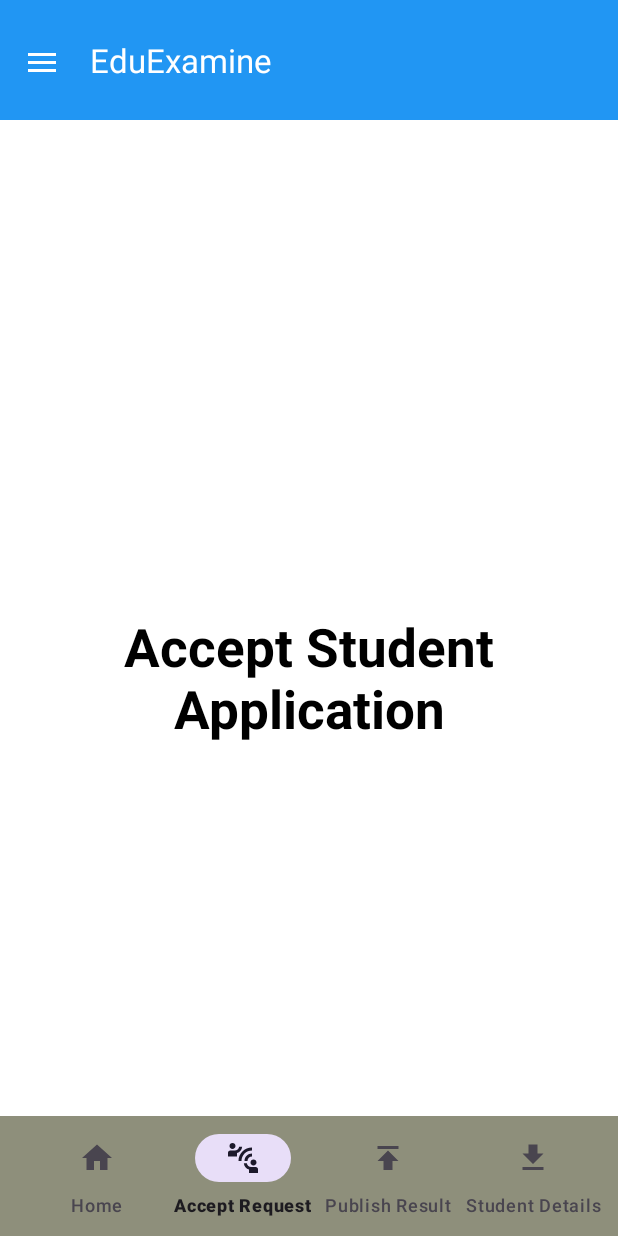
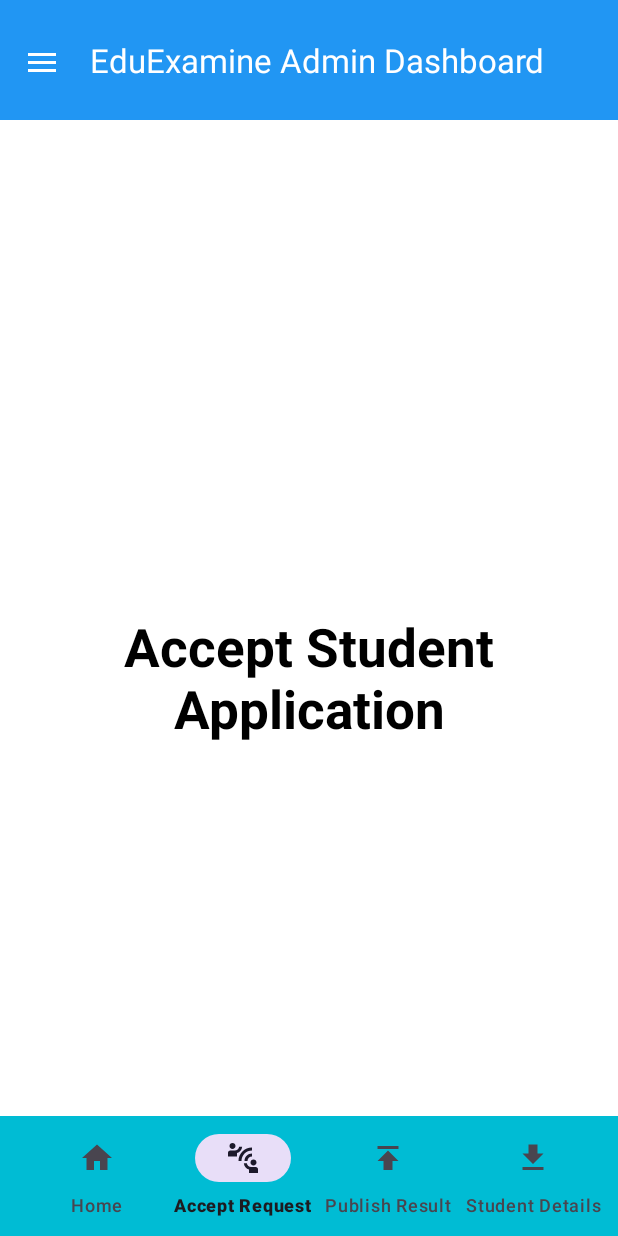
Before and after one commit to Rashmi-2005-Ranjan/Edu_Examine, an Android app: the adminHome screen opened directly, with no data from a screen before it, item 2 of the bottom bar chosen, on a phone screen of 412 x 824 dp. Run offline under Robolectric (Android 15) with nearby library versions, the phone set to English and light mode, and no system bars; our stand-ins replace Firebase (no records; nobody signed in at launch, a user with empty details on screens opened directly); Roboto replaces fonts that are not available here.

```diff
--- a/app/src/main/res/layout/activity_admin_home.xml
+++ b/app/src/main/res/layout/activity_admin_home.xml
@@ -25,7 +25,7 @@
             android:theme="@style/ThemeOverlay.AppCompat.Dark.ActionBar"
             app:navigationIcon="@drawable/ic_menu"
             app:popupTheme="@style/ThemeOverlay.AppCompat.Light"
-            app:title="EduExamine" /> <!-- Optional: Set the title for the toolbar -->
+            app:title="EduExamine Admin Dashboard" /> <!-- Optional: Set the title for the toolbar -->
 
         <!-- Fragment Container for Replacing Fragments -->
         <FrameLayout
@@ -45,7 +45,7 @@
                 android:layout_width="match_parent"
                 android:layout_height="wrap_content"
                 android:layout_gravity="bottom"
-                android:backgroundTint="#8E8F7B">
+                android:backgroundTint="#00BCD4">
 
                 <com.google.android.material.bottomnavigation.BottomNavigationView
                     android:id="@+id/bottom_navigationa"
--- a/app/src/main/res/layout/activity_main_student_home.xml
+++ b/app/src/main/res/layout/activity_main_student_home.xml
@@ -45,7 +45,7 @@
                 android:layout_width="match_parent"
                 android:layout_height="wrap_content"
                 android:layout_gravity="bottom"
-                android:backgroundTint="#8E8F7B">
+                android:backgroundTint="#00BCD4">
 
                 <com.google.android.material.bottomnavigation.BottomNavigationView
                     android:id="@+id/bottom_navigation"
```
